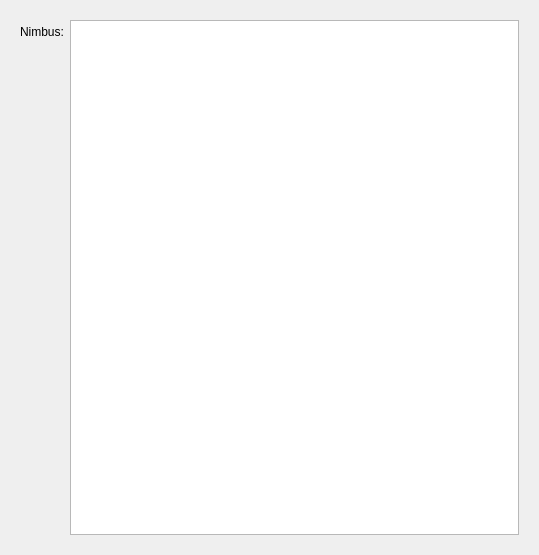
Before: the Qt Designer form ui/ui_SpecialsWidget.ui in Kamduis/SoulCreator, drawn with Qt 5.
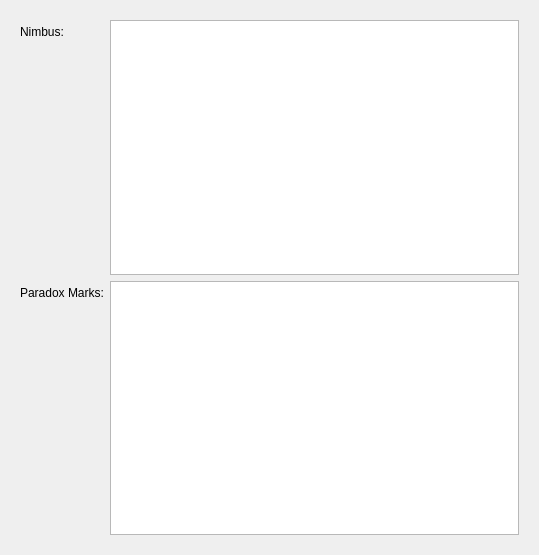
After: the same form once the commit is applied. The open tabs and pages were chosen to show the change. Custom widgets are drawn as their Qt base class.

Commit message: Paradox Marks wurden eingefügt.

```diff
--- a/ui/ui_SpecialsWidget.ui
+++ b/ui/ui_SpecialsWidget.ui
@@ -25,6 +25,9 @@
       <layout class="QVBoxLayout" name="verticalLayout">
        <item>
         <layout class="QFormLayout" name="formLayout">
+         <property name="fieldGrowthPolicy">
+          <enum>QFormLayout::ExpandingFieldsGrow</enum>
+         </property>
          <item row="0" column="0">
           <widget class="QLabel" name="label">
            <property name="text">
@@ -32,8 +35,26 @@
            </property>
           </widget>
          </item>
+         <item row="1" column="0">
+          <widget class="QLabel" name="label_2">
+           <property name="text">
+            <string>Paradox Marks:</string>
+           </property>
+          </widget>
+         </item>
          <item row="0" column="1">
-          <widget class="DefocusableTextEdit" name="textEdit_nimbus"/>
+          <widget class="QPlainTextEdit" name="textEdit_nimbus">
+           <property name="tabChangesFocus">
+            <bool>true</bool>
+           </property>
+          </widget>
+         </item>
+         <item row="1" column="1">
+          <widget class="QPlainTextEdit" name="textEdit_paradoxMarks">
+           <property name="tabChangesFocus">
+            <bool>true</bool>
+           </property>
+          </widget>
          </item>
         </layout>
        </item>
@@ -75,13 +96,6 @@
    </item>
   </layout>
  </widget>
- <customwidgets>
-  <customwidget>
-   <class>DefocusableTextEdit</class>
-   <extends>QTextEdit</extends>
-   <header>src/Widgets/Components/DefocusableTextEdit</header>
-  </customwidget>
- </customwidgets>
  <resources/>
  <connections/>
 </ui>
```
Left out of the diff: 2 changed lines with no effect on the pictures. The commit also changes 9 other files.
